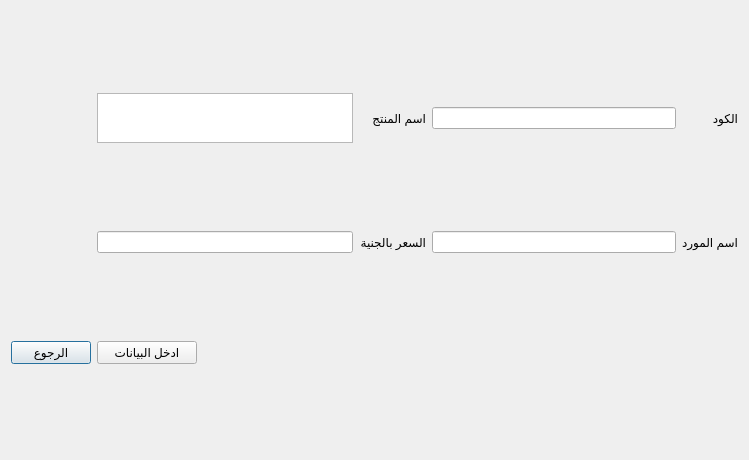
This is Salama Fair Qt/form files/DataEntryDialog.ui in mohamed-samir-mohamed/Salama-fair as Qt 5 draws it before an edit. The edited form follows.
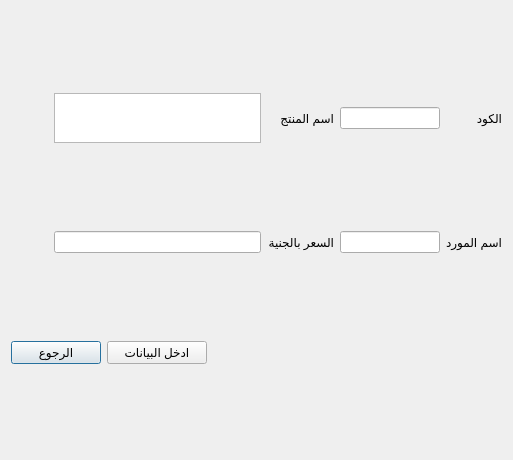
This is the edited form.

Patch:
```diff
--- a/Salama Fair Qt/form files/DataEntryDialog.ui
+++ b/Salama Fair Qt/form files/DataEntryDialog.ui
@@ -6,7 +6,7 @@
    <rect>
     <x>0</x>
     <y>0</y>
-    <width>749</width>
+    <width>513</width>
     <height>460</height>
    </rect>
   </property>
@@ -14,7 +14,7 @@
    <string>صفحة ادخال البيانات</string>
   </property>
   <layout class="QGridLayout" name="gridLayout">
-   <item row="1" column="5">
+   <item row="1" column="6">
     <widget class="QLineEdit" name="IDLineEdit">
      <property name="minimumSize">
       <size>
@@ -24,6 +24,43 @@
      </property>
     </widget>
    </item>
+   <item row="2" column="6">
+    <widget class="QLineEdit" name="providerNameLineEdit"/>
+   </item>
+   <item row="1" column="7">
+    <widget class="QLabel" name="label">
+     <property name="maximumSize">
+      <size>
+       <width>16777215</width>
+       <height>50</height>
+      </size>
+     </property>
+     <property name="text">
+      <string>الكود</string>
+     </property>
+    </widget>
+   </item>
+   <item row="2" column="7">
+    <widget class="QLabel" name="label_3">
+     <property name="text">
+      <string>اسم المورد</string>
+     </property>
+    </widget>
+   </item>
+   <item row="2" column="5">
+    <widget class="QLabel" name="label_4">
+     <property name="text">
+      <string>السعر بالجنية</string>
+     </property>
+    </widget>
+   </item>
+   <item row="1" column="5">
+    <widget class="QLabel" name="label_2">
+     <property name="text">
+      <string>اسم المنتج</string>
+     </property>
+    </widget>
+   </item>
    <item row="3" column="1" colspan="2">
     <widget class="QPushButton" name="backButton">
      <property name="sizePolicy">
@@ -43,6 +80,19 @@
      </property>
     </widget>
    </item>
+   <item row="2" column="2" colspan="3">
+    <widget class="QLineEdit" name="priceLineEdit"/>
+   </item>
+   <item row="1" column="2" colspan="3">
+    <widget class="QTextEdit" name="productNameLineEdit">
+     <property name="maximumSize">
+      <size>
+       <width>16777215</width>
+       <height>50</height>
+      </size>
+     </property>
+    </widget>
+   </item>
    <item row="3" column="3">
     <widget class="QPushButton" name="enterButton">
      <property name="sizePolicy">
@@ -68,56 +118,6 @@
      </property>
     </widget>
    </item>
-   <item row="1" column="6">
-    <widget class="QLabel" name="label">
-     <property name="maximumSize">
-      <size>
-       <width>16777215</width>
-       <height>50</height>
-      </size>
-     </property>
-     <property name="text">
-      <string>الكود</string>
-     </property>
-    </widget>
-   </item>
-   <item row="2" column="5">
-    <widget class="QLineEdit" name="providerNameLineEdit"/>
-   </item>
-   <item row="1" column="4">
-    <widget class="QLabel" name="label_2">
-     <property name="text">
-      <string>اسم المنتج</string>
-     </property>
-    </widget>
-   </item>
-   <item row="2" column="3">
-    <widget class="QLineEdit" name="priceLineEdit"/>
-   </item>
-   <item row="2" column="6">
-    <widget class="QLabel" name="label_3">
-     <property name="text">
-      <string>اسم المورد</string>
-     </property>
-    </widget>
-   </item>
-   <item row="2" column="4">
-    <widget class="QLabel" name="label_4">
-     <property name="text">
-      <string>السعر بالجنية</string>
-     </property>
-    </widget>
-   </item>
-   <item row="1" column="3">
-    <widget class="QTextEdit" name="productNameLineEdit">
-     <property name="maximumSize">
-      <size>
-       <width>16777215</width>
-       <height>50</height>
-      </size>
-     </property>
-    </widget>
-   </item>
   </layout>
   <action name="actionEnter">
    <property name="text">
```
